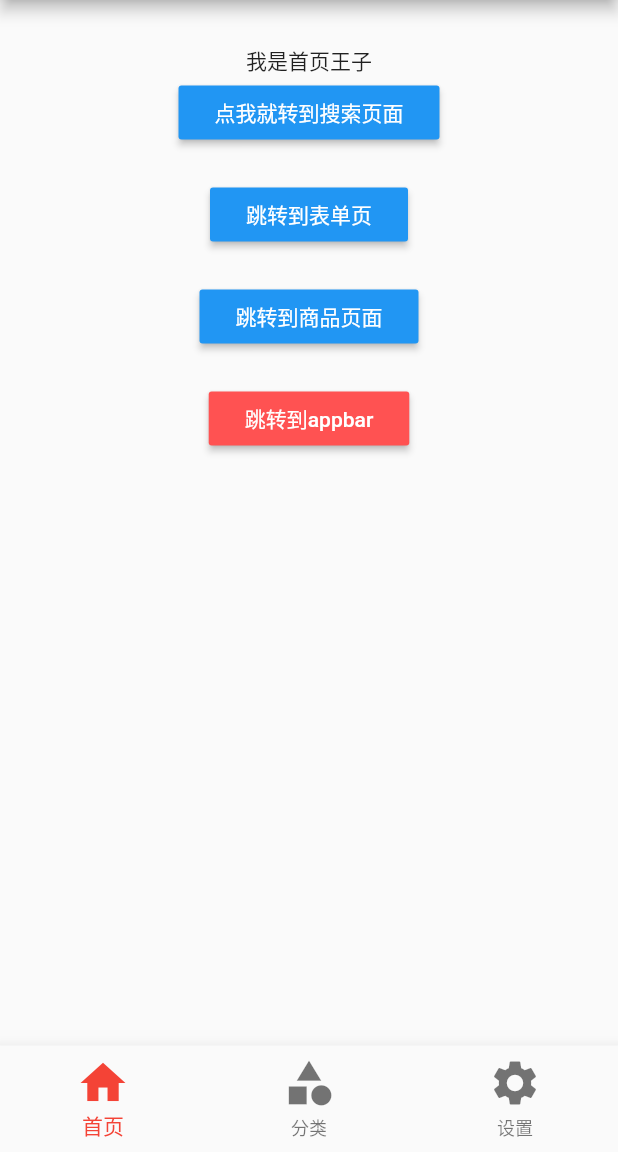
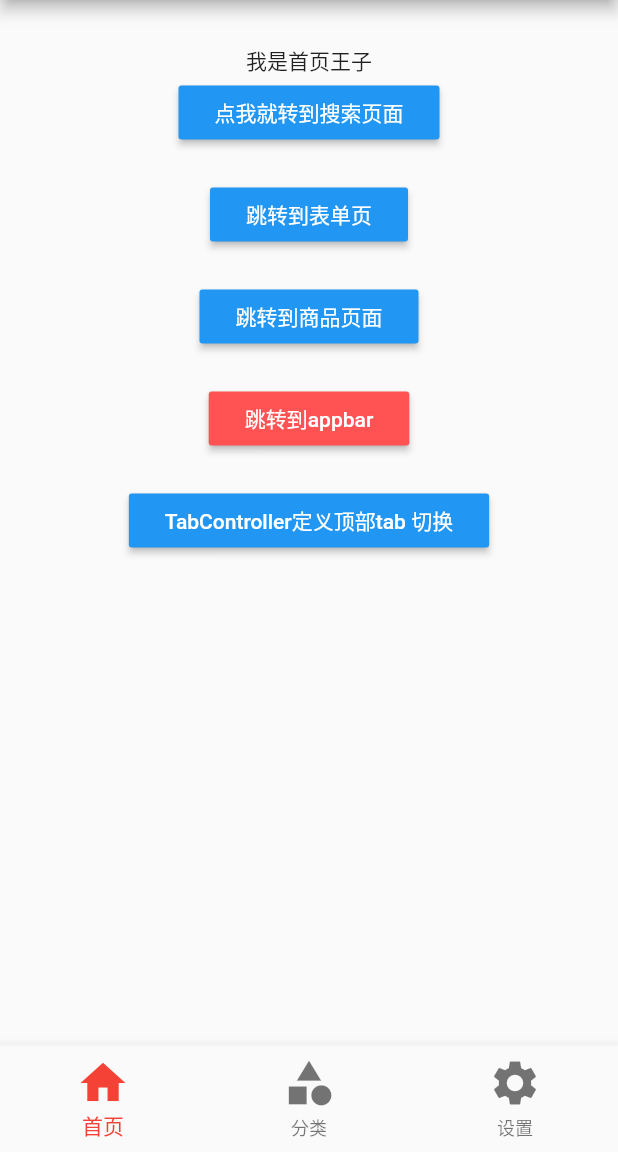
Before and after one commit to sss2323/Flutter-Demo-2020, a Flutter app: the screen it shows after launch, on a phone screen of 412 x 824 dp, the part 84-1236 px from its top. Run offline on Flutter 3.47's test engine with Material 2 defaults, Android fonts, the phone set to English and light mode, and no system bars.

Commit message:
TabBarController 实现顶部tab切换

```diff
--- /dev/null
+++ b/my_shiapp/lib/pages/TabBarController.dart
@@ -0,0 +1,66 @@
+import 'package:flutter/material.dart';
+
+class TabBarControllerPage extends StatefulWidget {
+  TabBarControllerPage({Key key}) : super(key: key);
+
+  @override
+  _TabBarControllerPageState createState() => _TabBarControllerPageState();
+}
+
+class _TabBarControllerPageState extends State<TabBarControllerPage>
+    with SingleTickerProviderStateMixin {
+  TabController _tabController;
+  @override
+  void dispose() {
+    //生命周期函数  =--当组件销毁时触发
+    // TODO: implement dispose
+    super.dispose();
+  }
+
+  @override
+  void initState() {
+    //生命周期函数--当组件一触发就执行
+    super.initState();
+
+    _tabController = new TabController(length: 2, vsync: this);
+
+    _tabController.addListener(() {
+      print(_tabController.index);
+    });
+  }
+
+  Widget build(BuildContext context) {
+    return Scaffold(
+        appBar: AppBar(
+          title: Text('TabBarController'),
+          bottom: TabBar(
+            ///
+            controller: this._tabController,
+
+            ///
+            tabs: [
+              Tab(
+                text: "股市",
+              ),
+              Tab(
+                text: "明星",
+              ),
+            ],
+          ),
+        ),
+        body: TabBarView(
+          ////
+          controller: this._tabController,
+
+          ///
+          children: [
+            Center(
+              child: Text('我是顶部切换组件···股市'),
+            ),
+            Center(
+              child: Text('我是顶部切换组件···明星'),
+            )
+          ],
+        ));
+  }
+}
--- a/my_shiapp/lib/pages/tabs/Category.dart
+++ b/my_shiapp/lib/pages/tabs/Category.dart
@@ -13,7 +13,7 @@ class _CategoryPageState extends State<CategoryPage> {
   @override
   Widget build(BuildContext context) {
     return DefaultTabController(
-        length: 2,
+        length: 8,
         child: Scaffold(
             appBar: AppBar(
               backgroundColor: Colors.black,
@@ -21,15 +21,28 @@ class _CategoryPageState extends State<CategoryPage> {
                 children: [
                   Expanded(
                     child: TabBar(
+                      isScrollable: true, //如果有多个按钮可以滚动
                       indicatorColor: Colors.red, //指示器的颜色，选中的颜色
                       labelColor: Colors.white, //文字的颜色
                       unselectedLabelColor: Colors.green, //未选中的颜色
                       indicatorSize: TabBarIndicatorSize.label, //指示器的长度
                       tabs: [
-                        Tab(text: "热销"),
+                        Tab(text: "热销0"),
                         Tab(
-                          text: "推荐",
-                        )
+                          text: "推荐1",
+                        ),
+                        Tab(text: "热销2"),
+                        Tab(
+                          text: "推荐3",
+                        ),
+                        Tab(text: "热销4"),
+                        Tab(
+                          text: "推荐5",
+                        ),
+                        Tab(text: "热销6"),
+                        Tab(
+                          text: "推荐7",
+                        ),
                       ],
                     ),
                   )
@@ -65,8 +78,14 @@ class _CategoryPageState extends State<CategoryPage> {
                         ],
                       ),
                     ),
-                    ListTile(title: Text("第一个tab")),
-                    ListTile(title: Text("第一个tab"))
+                    ListTile(title: Text("第0个tab")),
+                    ListTile(title: Text("第0个tab"))
+                  ],
+                ),
+                ListView(
+                  children: [
+                    ListTile(title: Text("第1个tab")),
+                    ListTile(title: Text("第1个tab"))
                   ],
                 ),
                 ListView(
@@ -74,7 +93,37 @@ class _CategoryPageState extends State<CategoryPage> {
                     ListTile(title: Text("第2个tab")),
                     ListTile(title: Text("第2个tab"))
                   ],
-                )
+                ),
+                ListView(
+                  children: [
+                    ListTile(title: Text("第3个tab")),
+                    ListTile(title: Text("第3个tab"))
+                  ],
+                ),
+                ListView(
+                  children: [
+                    ListTile(title: Text("第4个tab")),
+                    ListTile(title: Text("第4个tab"))
+                  ],
+                ),
+                ListView(
+                  children: [
+                    ListTile(title: Text("第5个tab")),
+                    ListTile(title: Text("第5个tab"))
+                  ],
+                ),
+                ListView(
+                  children: [
+                    ListTile(title: Text("第6个tab")),
+                    ListTile(title: Text("第6个tab"))
+                  ],
+                ),
+                ListView(
+                  children: [
+                    ListTile(title: Text("第7个tab")),
+                    ListTile(title: Text("第7个tab"))
+                  ],
+                ),
               ],
             )));
   }
--- a/my_shiapp/lib/pages/tabs/Home.dart
+++ b/my_shiapp/lib/pages/tabs/Home.dart
@@ -66,7 +66,17 @@ class _HomePageState extends State<HomePage> {
                     Navigator.pushNamed(context, '/appBarDemo');
                   })
             ],
-          )
+          ),
+          SizedBox(
+            height: 20,
+          ),
+          RaisedButton(
+              child: Text('TabController定义顶部tab 切换'),
+              color: Theme.of(context).accentColor,
+              textTheme: ButtonTextTheme.primary,
+              onPressed: () {
+                Navigator.pushNamed(context, '/tabBarController');
+              }),
         ],
       ),
     ));
--- a/my_shiapp/lib/routes/Routes.dart
+++ b/my_shiapp/lib/routes/Routes.dart
@@ -10,6 +10,7 @@ import '../pages/user/RegisterSecond.dart';
 import '../pages/user/RegisterThird.dart';
 
 import '../pages/AppBarDemo.dart';
+import '../pages/TabBarController.dart';
 
 //配置路由
 final routes = {
@@ -26,7 +27,8 @@ final routes = {
   '/registerSecond': (context) => RegisterSecondPage(),
   '/registerThird': (context) => RegisterThirdPage(),
 
-  '/appBarDemo': (context) => AppBarDemoPage()
+  '/appBarDemo': (context) => AppBarDemoPage(),
+  '/tabBarController': (context) => TabBarControllerPage()
 };
 
 //固定写法
```
